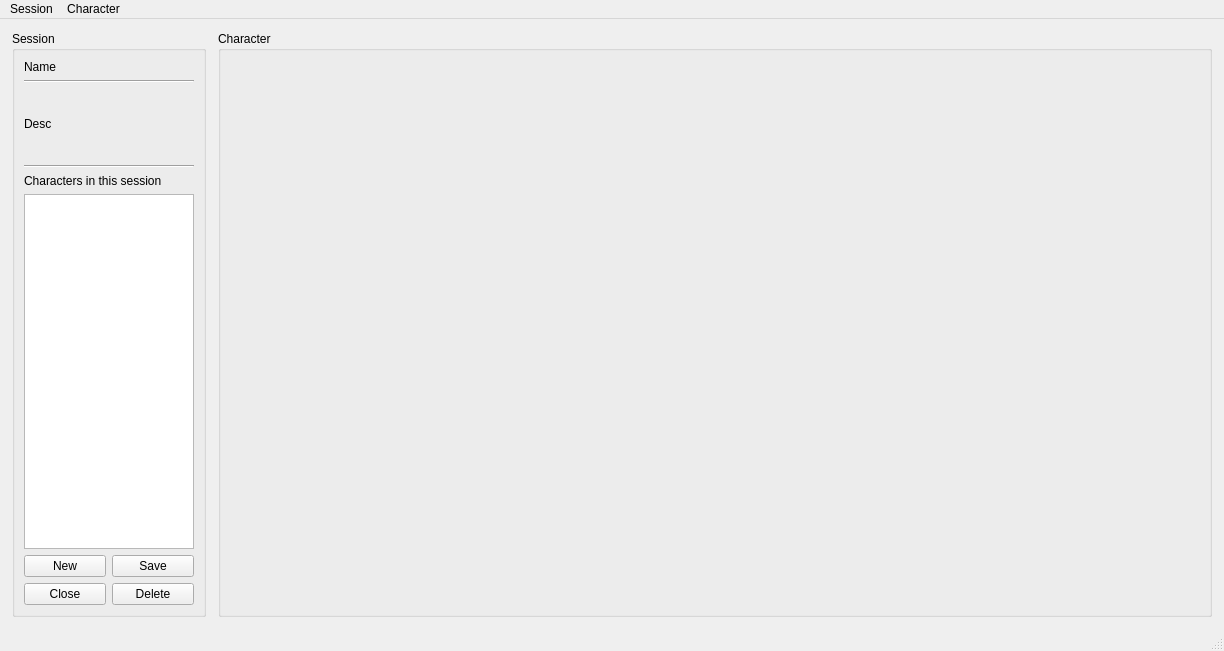
Qt form mainwindow.ui (Maciexpol/DeadLandsNPCGenerator) before a commit.
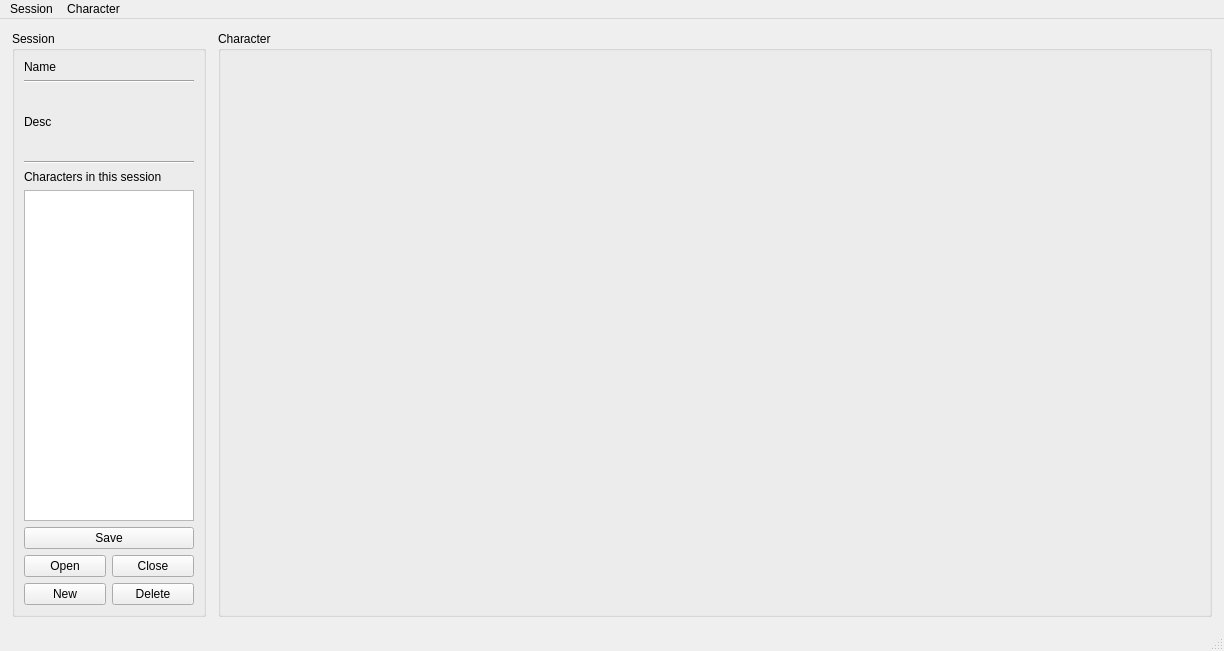
The same form after that commit.

Commit message: Data serialization and session saving

What changed in the file:
```diff
--- a/mainwindow.ui
+++ b/mainwindow.ui
@@ -46,7 +46,7 @@
         <property name="title">
          <string>Session</string>
         </property>
-        <layout class="QVBoxLayout" name="verticalLayout" stretch="0,0,1,0,0,5,0">
+        <layout class="QVBoxLayout" name="verticalLayout" stretch="0,0,1,0,0,5,0,0">
          <item>
           <widget class="QLabel" name="sessionName">
            <property name="sizePolicy">
@@ -90,6 +90,9 @@
            <property name="text">
             <string>Desc</string>
            </property>
+           <property name="wordWrap">
+            <bool>true</bool>
+           </property>
           </widget>
          </item>
          <item>
@@ -109,29 +112,36 @@
          <item>
           <widget class="QListWidget" name="npcList"/>
          </item>
+         <item>
+          <widget class="QPushButton" name="sessionSave">
+           <property name="text">
+            <string>Save</string>
+           </property>
+          </widget>
+         </item>
          <item>
           <layout class="QGridLayout" name="gridLayout">
            <item row="1" column="0">
+            <widget class="QPushButton" name="sessionOpen">
+             <property name="text">
+              <string>Open</string>
+             </property>
+            </widget>
+           </item>
+           <item row="2" column="0">
             <widget class="QPushButton" name="sessionNew">
              <property name="text">
               <string>New</string>
              </property>
             </widget>
            </item>
-           <item row="2" column="0">
+           <item row="1" column="1">
             <widget class="QPushButton" name="sessionClose">
              <property name="text">
               <string>Close</string>
              </property>
             </widget>
            </item>
-           <item row="1" column="1">
-            <widget class="QPushButton" name="sessionSave">
-             <property name="text">
-              <string>Save</string>
-             </property>
-            </widget>
-           </item>
            <item row="2" column="1">
             <widget class="QPushButton" name="sessionDelete">
              <property name="text">
```
The commit also changes 11 other files.
